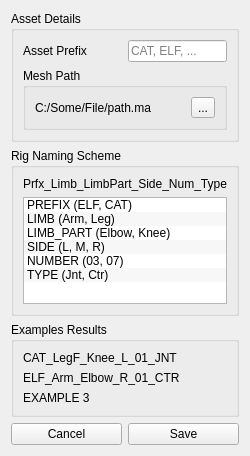
Qt form _REF/Mockup_UI/TPMAR_RigSetup_01.ui (TPayneExperience/TrevorPaynes_RigAndAnimSuite) before a commit.
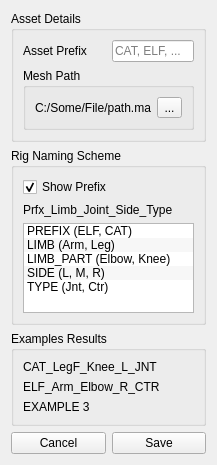
The same form after that commit.

What changed in the file:
```diff
--- a/_REF/Mockup_UI/TPMAR_RigSetup_01.ui
+++ b/_REF/Mockup_UI/TPMAR_RigSetup_01.ui
@@ -6,8 +6,8 @@
    <rect>
     <x>0</x>
     <y>0</y>
-    <width>219</width>
-    <height>441</height>
+    <width>217</width>
+    <height>429</height>
    </rect>
   </property>
   <property name="windowTitle">
@@ -71,6 +71,12 @@
                </item>
                <item>
                 <widget class="QToolButton" name="toolButton">
+                 <property name="maximumSize">
+                  <size>
+                   <width>25</width>
+                   <height>16777215</height>
+                  </size>
+                 </property>
                  <property name="text">
                   <string>...</string>
                  </property>
@@ -92,10 +98,20 @@
         <string>Rig Naming Scheme</string>
        </property>
        <layout class="QVBoxLayout" name="verticalLayout_2">
+        <item>
+         <widget class="QCheckBox" name="checkBox">
+          <property name="text">
+           <string>Show Prefix</string>
+          </property>
+          <property name="checked">
+           <bool>true</bool>
+          </property>
+         </widget>
+        </item>
         <item>
          <widget class="QLabel" name="label_4">
           <property name="text">
-           <string>Prfx_Limb_LimbPart_Side_Num_Type</string>
+           <string>Prfx_Limb_Joint_Side_Type</string>
           </property>
          </widget>
         </item>
@@ -110,7 +126,13 @@
           <property name="minimumSize">
            <size>
             <width>0</width>
-            <height>107</height>
+            <height>90</height>
+           </size>
+          </property>
+          <property name="maximumSize">
+           <size>
+            <width>16777215</width>
+            <height>16777215</height>
            </size>
           </property>
           <property name="dragDropMode">
@@ -139,11 +161,6 @@
             <string>SIDE (L, M, R)</string>
            </property>
           </item>
-          <item>
-           <property name="text">
-            <string>NUMBER (03, 07)</string>
-           </property>
-          </item>
           <item>
            <property name="text">
             <string>TYPE (Jnt, Ctr)</string>
@@ -163,14 +180,14 @@
         <item>
          <widget class="QLabel" name="label_3">
           <property name="text">
-           <string>CAT_LegF_Knee_L_01_JNT</string>
+           <string>CAT_LegF_Knee_L_JNT</string>
           </property>
          </widget>
         </item>
         <item>
          <widget class="QLabel" name="label_2">
           <property name="text">
-           <string>ELF_Arm_Elbow_R_01_CTR</string>
+           <string>ELF_Arm_Elbow_R_CTR</string>
           </property>
          </widget>
         </item>
@@ -195,6 +212,9 @@
        </item>
        <item>
         <widget class="QPushButton" name="pushButton">
+         <property name="enabled">
+          <bool>true</bool>
+         </property>
          <property name="text">
           <string>Save</string>
          </property>
```
